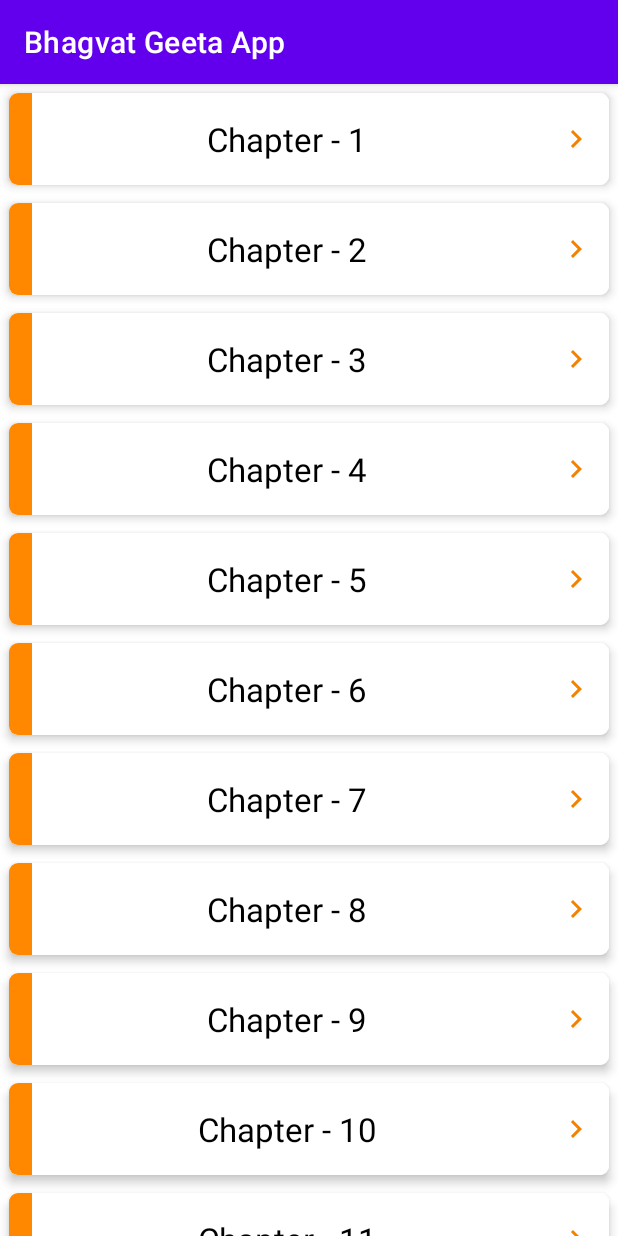
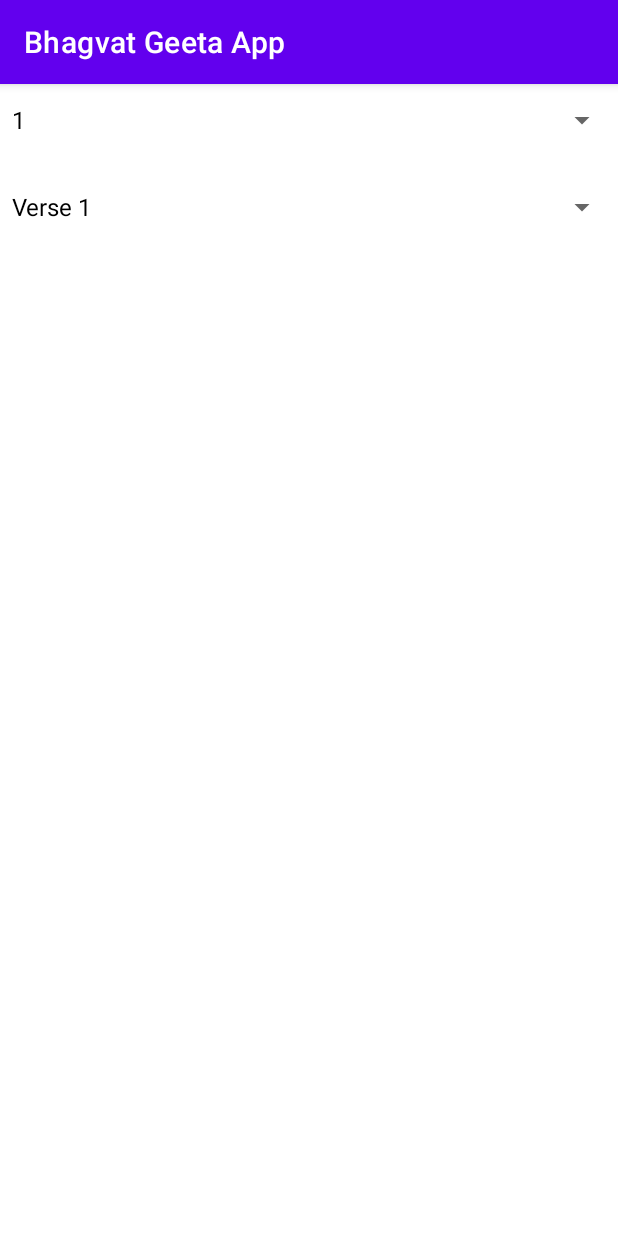
Before and after one commit to InsaneAndroidDevelopers/Bhagwat-Geeta-App, an Android app: the screen it shows after launch (AllChapters before the commit, MainActivity after it), on a phone screen of 412 x 824 dp. Run offline under Robolectric (Android 15) with nearby library versions, the phone set to English and light mode, and no system bars.

Commit message:
Implement Main Activity

```diff
--- a/app/src/main/AndroidManifest.xml
+++ b/app/src/main/AndroidManifest.xml
@@ -13,14 +13,14 @@
         android:theme="@style/Theme.BhagvatGeetaApp">
         <activity android:name=".AllVerse"></activity>
         <activity android:name=".AllChapters">
+        </activity>
+        <activity android:name=".MainActivity">
             <intent-filter>
                 <action android:name="android.intent.action.MAIN" />
 
                 <category android:name="android.intent.category.LAUNCHER" />
             </intent-filter>
         </activity>
-        <activity android:name=".MainActivity">
-        </activity>
     </application>
 
 </manifest>
--- a/app/src/main/java/com/example/bhagvatgeetaapp/AllVerse.kt
+++ b/app/src/main/java/com/example/bhagvatgeetaapp/AllVerse.kt
@@ -43,8 +43,8 @@ class AllVerse : AppCompatActivity() {
     private fun provideVerses() : ArrayList<VersesItem>{
         val data: String = viewModel.getVersesData(applicationContext)
         val type: Type = object : TypeToken<List<VersesItem?>?>() {}.type
-        val chapters: List<VersesItem> = Gson().fromJson<List<VersesItem>>(data, type)
-        return chapters as ArrayList<VersesItem>
+        val verses: List<VersesItem> = Gson().fromJson<List<VersesItem>>(data, type)
+        return verses as ArrayList<VersesItem>
     }
 
     private fun provideFilterVerses(num: Int) : ArrayList<VersesItem>{
--- a/app/src/main/java/com/example/bhagvatgeetaapp/MainActivity.kt
+++ b/app/src/main/java/com/example/bhagvatgeetaapp/MainActivity.kt
@@ -1,110 +1,90 @@
 package com.example.bhagvatgeetaapp
 
-import android.content.Intent
 import androidx.appcompat.app.AppCompatActivity
 import android.os.Bundle
 import android.util.Log
+import android.view.View
+import android.widget.AdapterView
+import android.widget.ArrayAdapter
 import android.widget.Toast
-import androidx.lifecycle.Observer
 import androidx.lifecycle.ViewModelProviders
+import com.example.bhagvatgeetaapp.models.ChaptersItem
 import com.example.bhagvatgeetaapp.ui.GeetaViewModel
 import com.example.bhagvatgeetaapp.ui.ViewModelFactory
-import com.example.bhagvatgeetaapp.utils.Status
+import com.google.gson.Gson
+import com.google.gson.reflect.TypeToken
 import kotlinx.android.synthetic.main.activity_main.*
-import kotlinx.android.synthetic.main.shlok_card.*
+import java.lang.reflect.Type
 
 class MainActivity : AppCompatActivity() {
 
     private lateinit var viewModel: GeetaViewModel
-    //var chapters = mutableListOf<Chapter>()
+    private var selectedPosition = 0
 
     override fun onCreate(savedInstanceState: Bundle?) {
         super.onCreate(savedInstanceState)
         setContentView(R.layout.activity_main)
-
         viewModel = ViewModelProviders.of(this, ViewModelFactory()).get(GeetaViewModel::class.java)
 
-//        btn_random.setOnClickListener {
-//            getRandomVerse()
+//        val chaptersArrayAdapter = ArrayAdapter(this, R.layout.support_simple_spinner_dropdown_item, resources.getStringArray(R.array.chapters))
+//        sp_chapters.adapter = chaptersArrayAdapter
+//
+//        sp_chapters.onItemSelectedListener = object : AdapterView.OnItemSelectedListener{
+//            override fun onNothingSelected(parent: AdapterView<*>?) {
+//            }
+//
+//            override fun onItemSelected(adapterView: AdapterView<*>?, view: View?, position: Int, id: Long) {
+//                selectedPosition = position
+//                makeVerseAdapter(selectedPosition)
+//            }
 //        }
-//        viewModel.getAllChapters().observe(this, Observer {
-//            it?.let { resource ->
-//                when(resource.status){
-//                    Status.SUCCESS -> {
-//                        resource.data?.let {
-//                            Log.d("ALLCHAP", it.toString())
-//                        }
-//                    }
-//                    Status.ERROR -> {
-//                        Toast.makeText(this, it.message, Toast.LENGTH_LONG).show()
-//                    }
-//                    Status.LOADING -> {
-//
-//                    }
-//                }
+        initViews()
+//        sp_verses.onItemSelectedListener = object : AdapterView.OnItemSelectedListener{
+//            override fun onNothingSelected(parent: AdapterView<*>?) {
 //            }
-//        })
-
-//        viewModel.getVerseInfo(7,9).observe(this, Observer {
-//            it?.let { resource ->
-//                when(resource.status){
-//                    Status.SUCCESS -> {
-//                        resource.data?.let {
-//                            Log.d("INFO", it.toString())
-//                        }
-//                    }
-//                    Status.ERROR -> {
-//                        Toast.makeText(this, it.message, Toast.LENGTH_LONG).show()
-//                    }
-//                    Status.LOADING -> {
-//
-//                    }
-//                }
+//            override fun onItemSelected(parent: AdapterView<*>?, view: View?, position: Int, id: Long) {
+//                Toast.makeText(this@MainActivity, "Chapter -${selectedPosition+1} Verse - ${position+1}", Toast.LENGTH_SHORT).show()
 //            }
-//        })
-//
-//        viewModel.getChapterInfo(5).observe(this, Observer {
-//            it?.let { resource ->
-//                when(resource.status){
-//                    Status.SUCCESS -> {
-//                        resource.data?.let {
-//                            Log.d("INFO", it.toString())
-//                        }
-//                    }
-//                    Status.ERROR -> {
-//                        Toast.makeText(this, it.message, Toast.LENGTH_LONG).show()
-//                    }
-//                    Status.LOADING -> {
-//
-//                    }
-//                }
-//            }
-//        })
+//        }
     }
 
-    private fun setUpViews(chapter: Int, verse: Int, slok: String, meaning: String) {
-        chapter_tv.text = "Chapter : ${chapter}"
-        verse_tv.text = "Verse : ${verse}"
-        shlokText.text = slok
-        meaningText.text = meaning
+    private fun provideChapters() : ArrayList<ChaptersItem>{
+        val data: String = viewModel.getChaptersData(applicationContext)
+        val type: Type = object : TypeToken<List<ChaptersItem?>?>() {}.type
+        val chapters: List<ChaptersItem> = Gson().fromJson<List<ChaptersItem>>(data, type)
+        return chapters as ArrayList<ChaptersItem>
     }
 
-//    private fun getRandomVerse(){
-//        viewModel.getRandomVerse().observe(this, Observer {
-//            it?.let { resource ->
-//                when(resource.status){
-//                    Status.SUCCESS -> {
-//                        resource.data?.let {
-//                            setUpViews(it.chapter, it.verse, it.slok, it.tej.ht)
-//                        }
-//                    }
-//                    Status.ERROR -> {
-//                        Toast.makeText(this, it.message, Toast.LENGTH_LONG).show()
-//                    }
-//                    Status.LOADING -> {
-//                    }
-//                }
-//            }
-//        })
-//    }
+    private fun makeVerseAdapter(selected: Int){
+        val count = provideChapters().find { it.chapter_number == selected + 1 }!!.verses_count
+        val verseArray = mutableListOf<String>()
+        for(i in 0..count-1){
+            verseArray.add(i, "Verse ${i+1}")
+        }
+        val versesAdapter = ArrayAdapter(this@MainActivity, R.layout.support_simple_spinner_dropdown_item, verseArray)
+        sp_verses.adapter = versesAdapter
+    }
+
+    private fun initViews(){
+        val chaptersArrayAdapter = ArrayAdapter(this, R.layout.support_simple_spinner_dropdown_item, resources.getStringArray(R.array.chapters))
+        sp_chapters.adapter = chaptersArrayAdapter
+
+        sp_chapters.onItemSelectedListener = object : AdapterView.OnItemSelectedListener{
+            override fun onNothingSelected(parent: AdapterView<*>?) {
+            }
+            override fun onItemSelected(adapterView: AdapterView<*>?, view: View?, position: Int, id: Long) {
+                selectedPosition = position
+                makeVerseAdapter(selectedPosition)
+            }
+        }
+
+        sp_verses.onItemSelectedListener = object : AdapterView.OnItemSelectedListener{
+            override fun onNothingSelected(parent: AdapterView<*>?) {
+            }
+            override fun onItemSelected(parent: AdapterView<*>?, view: View?, position: Int, id: Long) {
+                Toast.makeText(this@MainActivity, "Chapter -${selectedPosition+1} Verse - ${position+1}", Toast.LENGTH_SHORT).show()
+            }
+        }
+
+    }
 }
--- a/app/src/main/java/com/example/bhagvatgeetaapp/repository/GeetaRepository.kt
+++ /dev/null
@@ -1,16 +0,0 @@
-package com.example.bhagvatgeetaapp.repository
-
-//import com.example.bhagvatgeetaapp.api.api
-
-
-class GeetaRepository() {
-//
-//    suspend fun getChapterList() = api.getChaptersList()
-//
-//    suspend fun getChapterInfo(number: Int) = api.getChapterInfo(number)
-//
-//    suspend fun getVerseInfo(ch: Int, ver: Int) = api.getVerseInfo(ch, ver)
-//
-//    suspend fun getRandomVerse() = api.getRandomVerse()
-
-}
--- a/app/src/main/java/com/example/bhagvatgeetaapp/ui/GeetaViewModel.kt
+++ b/app/src/main/java/com/example/bhagvatgeetaapp/ui/GeetaViewModel.kt
@@ -2,48 +2,11 @@ package com.example.bhagvatgeetaapp.ui
 
 import android.content.Context
 import androidx.lifecycle.ViewModel
-import com.example.bhagvatgeetaapp.repository.GeetaRepository
 //import com.example.bhagvatgeetaapp.repository.GeetaRepository
 import java.io.IOException
 
 
-class GeetaViewModel(geetaRepository: GeetaRepository) : ViewModel() {
-
-//    fun getAllChapters() = liveData(Dispatchers.IO){
-//        emit(Resource.Loading(data = null))
-//        try {
-//            emit(Resource.Success(data = repository.getChapterList()))
-//        } catch (exception: Exception) {
-//            emit(Resource.Error(data = null, message = exception.message ?: "Error Occurred!"))
-//        }
-//    }
-
-//    fun getChapterInfo(number: Int) = liveData(Dispatchers.IO){
-//        emit(Resource.Loading(data = null))
-//        try {
-//            emit(Resource.Success(data = repository.getChapterInfo(number)))
-//        } catch (exception: Exception) {
-//            emit(Resource.Error(data = null, message = exception.message ?: "Error Occurred!"))
-//        }
-//    }
-//
-//    fun getVerseInfo(ch: Int, ver:Int) = liveData(Dispatchers.IO){
-//        emit(Resource.Loading(data = null))
-//        try {
-//            emit(Resource.Success(data = repository.getVerseInfo(ch, ver)))
-//        } catch (exception: Exception) {
-//            emit(Resource.Error(data = null, message = exception.message ?: "Error Occurred!"))
-//        }
-//    }
-//
-//    fun getRandomVerse() = liveData(Dispatchers.IO){
-//        emit(Resource.Loading(data = null))
-//        try {
-//            emit(Resource.Success(data = repository.getRandomVerse()))
-//        } catch (exception: Exception) {
-//            emit(Resource.Error(data = null, message = exception.message ?: "Error Occurred!"))
-//        }
-//    }
+class GeetaViewModel() : ViewModel() {
 
     fun getChaptersData(context: Context): String {
         val json: String
--- a/app/src/main/java/com/example/bhagvatgeetaapp/ui/ViewModelFactory.kt
+++ b/app/src/main/java/com/example/bhagvatgeetaapp/ui/ViewModelFactory.kt
@@ -2,13 +2,12 @@ package com.example.bhagvatgeetaapp.ui
 
 import androidx.lifecycle.ViewModel
 import androidx.lifecycle.ViewModelProvider
-import com.example.bhagvatgeetaapp.repository.GeetaRepository
 
 class ViewModelFactory() : ViewModelProvider.Factory {
 
     override fun <T : ViewModel?> create(modelClass: Class<T>): T {
         if (modelClass.isAssignableFrom(GeetaViewModel::class.java)) {
-            return GeetaViewModel(GeetaRepository()) as T
+            return GeetaViewModel() as T
         }
         throw IllegalArgumentException("Unknown class name")
     }
--- a/app/src/main/res/layout/activity_main.xml
+++ b/app/src/main/res/layout/activity_main.xml
@@ -1,18 +1,22 @@
 <?xml version="1.0" encoding="utf-8"?>
-<androidx.constraintlayout.widget.ConstraintLayout xmlns:android="http://schemas.android.com/apk/res/android"
+<RelativeLayout
+    xmlns:android="http://schemas.android.com/apk/res/android"
     xmlns:app="http://schemas.android.com/apk/res-auto"
     xmlns:tools="http://schemas.android.com/tools"
     android:layout_width="match_parent"
     android:layout_height="match_parent"
     tools:context=".MainActivity">
 
-    <include layout="@layout/shlok_card" />
+    <Spinner
+        android:id="@+id/sp_chapters"
+        android:layout_width="match_parent"
+        android:layout_height="wrap_content" />
 
-    <Button
-        android:id="@+id/btn_random"
+    <Spinner
+        android:id="@+id/sp_verses"
         android:layout_width="match_parent"
         android:layout_height="wrap_content"
-        android:text="Get Random"
-        app:layout_constraintBottom_toBottomOf="parent" />
+        android:layout_marginTop="10dp"
+        android:layout_below="@+id/sp_chapters"/>
 
-</androidx.constraintlayout.widget.ConstraintLayout>
+</RelativeLayout>
--- a/app/src/main/res/values/strings.xml
+++ b/app/src/main/res/values/strings.xml
@@ -1,5 +1,25 @@
 <resources>
     <string name="app_name">Bhagvat Geeta App</string>
+    <string-array name="chapters">
+        <item>1</item>
+        <item>2</item>
+        <item>3</item>
+        <item>4</item>
+        <item>5</item>
+        <item>6</item>
+        <item>7</item>
+        <item>8</item>
+        <item>9</item>
+        <item>10</item>
+        <item>11</item>
+        <item>12</item>
+        <item>13</item>
+        <item>14</item>
+        <item>15</item>
+        <item>16</item>
+        <item>17</item>
+        <item>18</item>
+    </string-array>
     <string name="_47">सञ्जय उवाच | एवमुक्त्वार्जुन: सङ्ख्ये रथोपस्थ उपाविशत् | विसृज्य सशरं चापं शोकसंविग्नमानस: || 47||</string>
     <string name="shlokName">अर्जुनविषादयोग</string>
     <string name="meaningText">भगवद गीता का पहला अध्याय अर्जुन विशाद योग उन पात्रों और परिस्थितियों का परिचय कराता है जिनके कारण पांडवों और कौरवों के बीच महाभारत का महासंग्राम हुआ। यह अध्याय उन कारणों का वर्णन करता है जिनके कारण भगवद गीता का ईश्वरावेश हुआ। जब महाबली योद्धा अर्जुन दोनों पक्षों पर युद्ध के लिए तैयार खड़े योद्धाओं को देखते हैं तो वह अपने ही रिश्तेदारों एवं मित्रों को खोने के डर तथा फलस्वरूप पापों के कारण दुखी और उदास हो जाते हैं। इसलिए वह श्री कृष्ण को पूरी तरह से आत्मसमर्पण करते हैं। इस प्रकार, भगवद गीता के ज्ञान का प्रकाश होता है।</string>
```
Also changed, not shown: app/src/main/java/com/example/bhagvatgeetaapp/AllChapters.kt (+0 -11 lines), app/src/main/java/com/example/bhagvatgeetaapp/api/GeetaApi.kt (deleted, +0 -25 lines), app/src/main/java/com/example/bhagvatgeetaapp/api/RetrofitInstance.kt (deleted, +0 -25 lines), app/src/main/java/com/example/bhagvatgeetaapp/utils/Constants.kt (deleted, +0 -12 lines), app/src/main/java/com/example/bhagvatgeetaapp/utils/Resource.kt (deleted, +0 -7 lines), app/src/main/java/com/example/bhagvatgeetaapp/utils/Status.kt (deleted, +0 -7 lines), app/src/main/java/com/example/bhagvatgeetaapp/utils/Utils.kt (deleted, +0 -7 lines).
